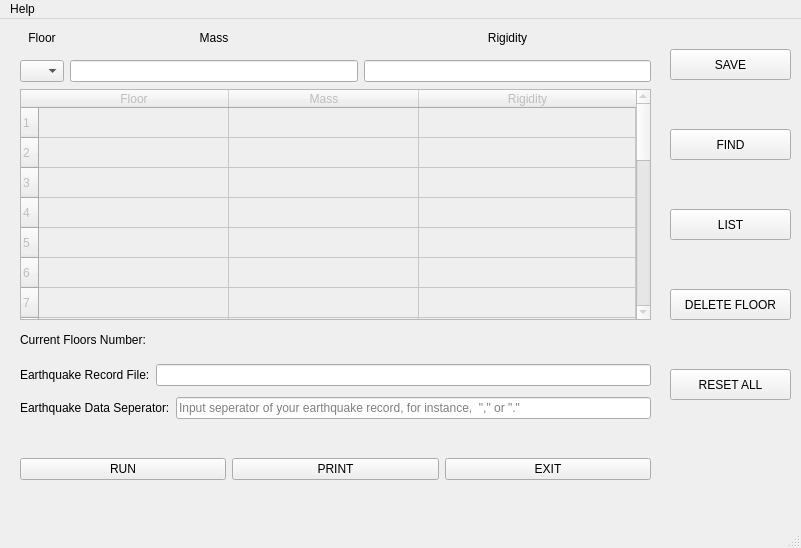
Old version of the form sDynaUi.ui in the repository alitatici/VisualizationOfCodes.
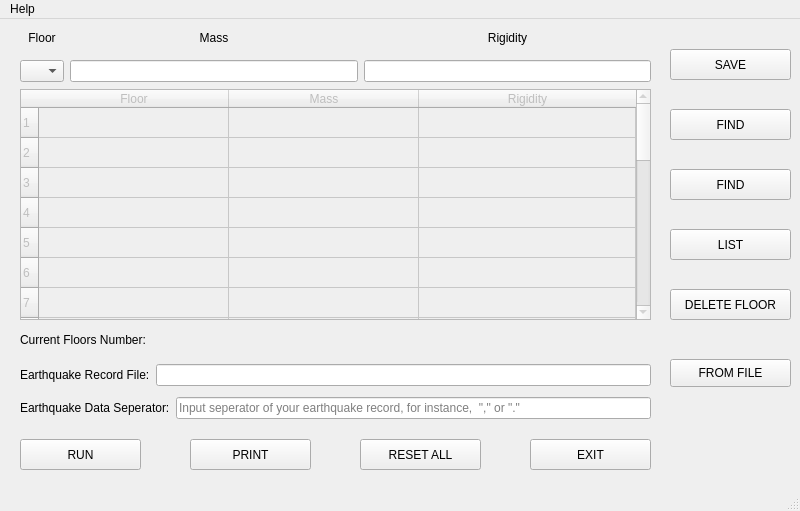
New version of the form. Icons and pictures are not drawn.

The edit to the form file:
```diff
--- a/sDynaUi.ui
+++ b/sDynaUi.ui
@@ -6,8 +6,8 @@
    <rect>
     <x>0</x>
     <y>0</y>
-    <width>801</width>
-    <height>548</height>
+    <width>800</width>
+    <height>511</height>
    </rect>
   </property>
   <property name="windowTitle">
@@ -1659,7 +1659,7 @@
     <property name="geometry">
      <rect>
       <x>670</x>
-      <y>110</y>
+      <y>150</y>
       <width>121</width>
       <height>31</height>
      </rect>
@@ -1668,24 +1668,11 @@
      <string>FIND</string>
     </property>
    </widget>
-   <widget class="QPushButton" name="pb_reset">
-    <property name="geometry">
-     <rect>
-      <x>670</x>
-      <y>350</y>
-      <width>121</width>
-      <height>31</height>
-     </rect>
-    </property>
-    <property name="text">
-     <string>RESET ALL</string>
-    </property>
-   </widget>
    <widget class="QPushButton" name="pb_list">
     <property name="geometry">
      <rect>
       <x>670</x>
-      <y>190</y>
+      <y>210</y>
       <width>121</width>
       <height>31</height>
      </rect>
@@ -1694,38 +1681,83 @@
      <string>LIST</string>
     </property>
    </widget>
-   <widget class="QWidget" name="layoutWidget">
+   <widget class="QPushButton" name="pb_fromfile">
+    <property name="geometry">
+     <rect>
+      <x>670</x>
+      <y>340</y>
+      <width>121</width>
+      <height>28</height>
+     </rect>
+    </property>
+    <property name="text">
+     <string>FROM FILE</string>
+    </property>
+   </widget>
+   <widget class="QPushButton" name="pb_Exit">
+    <property name="geometry">
+     <rect>
+      <x>530</x>
+      <y>420</y>
+      <width>121</width>
+      <height>31</height>
+     </rect>
+    </property>
+    <property name="text">
+     <string>EXIT</string>
+    </property>
+   </widget>
+   <widget class="QPushButton" name="pb_reset">
+    <property name="geometry">
+     <rect>
+      <x>360</x>
+      <y>420</y>
+      <width>121</width>
+      <height>31</height>
+     </rect>
+    </property>
+    <property name="text">
+     <string>RESET ALL</string>
+    </property>
+   </widget>
+   <widget class="QPushButton" name="pb_run">
     <property name="geometry">
      <rect>
       <x>20</x>
-      <y>410</y>
-      <width>631</width>
-      <height>81</height>
+      <y>420</y>
+      <width>121</width>
+      <height>31</height>
      </rect>
     </property>
-    <layout class="QHBoxLayout" name="horizontalLayout">
-     <item>
-      <widget class="QPushButton" name="pb_run">
-       <property name="text">
-        <string>RUN</string>
-       </property>
-      </widget>
-     </item>
-     <item>
-      <widget class="QPushButton" name="pb_Print">
-       <property name="text">
-        <string>PRINT</string>
-       </property>
-      </widget>
-     </item>
-     <item>
-      <widget class="QPushButton" name="pb_Exit">
-       <property name="text">
-        <string>EXIT</string>
-       </property>
-      </widget>
-     </item>
-    </layout>
+    <property name="text">
+     <string>RUN</string>
+    </property>
+   </widget>
+   <widget class="QPushButton" name="pb_Print">
+    <property name="geometry">
+     <rect>
+      <x>190</x>
+      <y>420</y>
+      <width>121</width>
+      <height>31</height>
+     </rect>
+    </property>
+    <property name="text">
+     <string>PRINT</string>
+    </property>
+   </widget>
+   <widget class="QPushButton" name="pb_change">
+    <property name="geometry">
+     <rect>
+      <x>670</x>
+      <y>90</y>
+      <width>121</width>
+      <height>31</height>
+     </rect>
+    </property>
+    <property name="text">
+     <string>FIND</string>
+    </property>
    </widget>
   </widget>
   <widget class="QMenuBar" name="menubar">
@@ -1733,8 +1765,8 @@
     <rect>
      <x>0</x>
      <y>0</y>
-     <width>801</width>
-     <height>26</height>
+     <width>800</width>
+     <height>21</height>
     </rect>
    </property>
    <widget class="QMenu" name="menuHelp">
```
